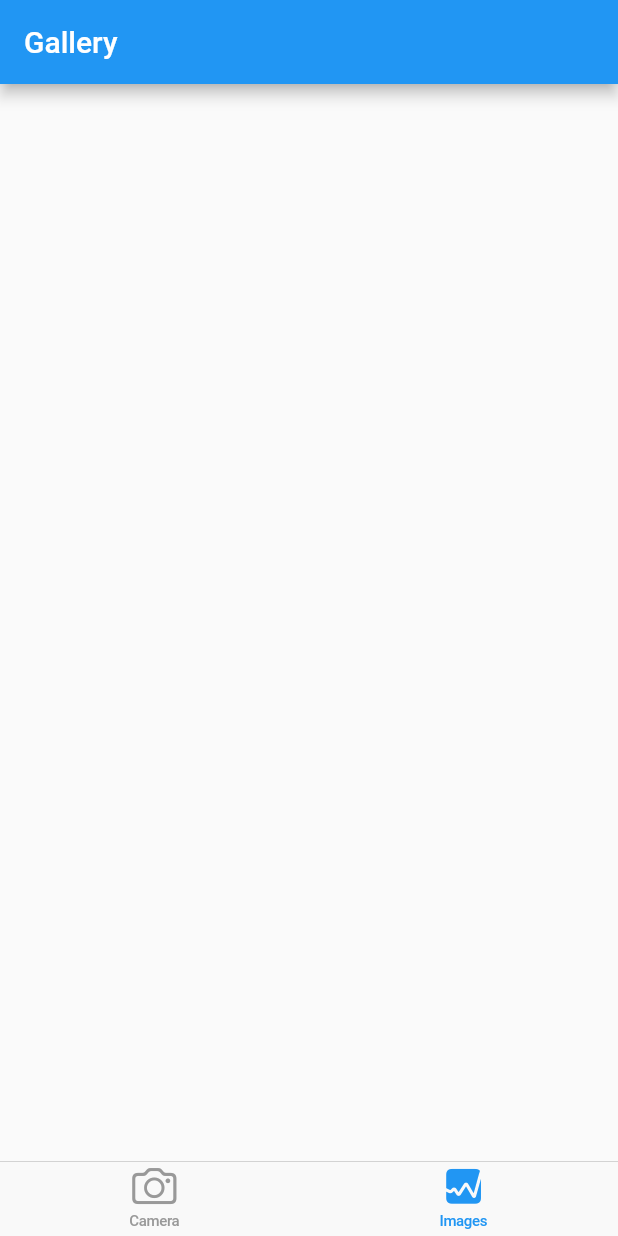
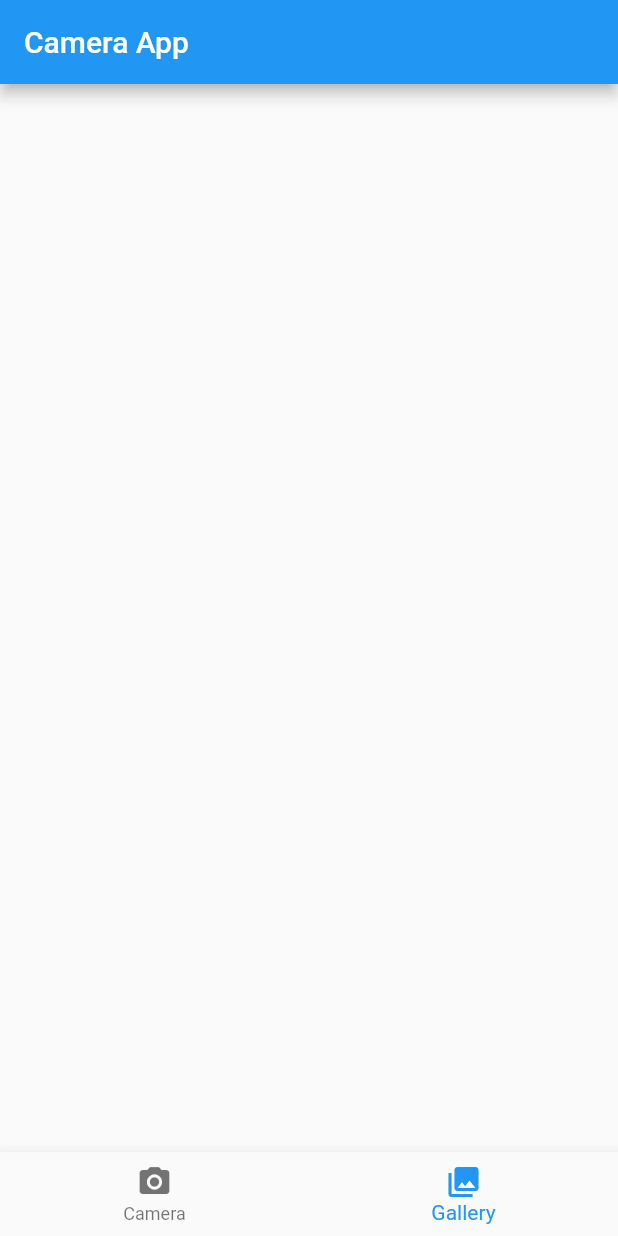
Before and after one commit to cripnail/camera-use, a Flutter app: the screen it shows after launch, item 2 of the bottom bar chosen, on a phone screen of 412 x 824 dp. Run offline on Flutter 3.47's test engine with Material 2 defaults, Android fonts, the phone set to English and light mode, and no system bars; our stand-ins replace camera.

Commit message:
Fix BottomNavigationBar navigation.

```diff
--- /dev/null
+++ b/lib/camera_app.dart
@@ -0,0 +1,18 @@
+
+import 'package:flutter/material.dart';
+import 'package:media/provider/camera_provider.dart';
+import 'package:provider/provider.dart';
+
+import 'camera_app_widget.dart';
+
+class CameraApp extends StatelessWidget {
+  const CameraApp({super.key});
+
+  @override
+  Widget build(BuildContext context) {
+    return ChangeNotifierProvider(
+      create: (context) => CameraProvider(),
+      child: CameraAppWidget(),
+    );
+  }
+}
--- /dev/null
+++ b/lib/camera_app_widget.dart
@@ -0,0 +1,69 @@
+import 'package:camera/camera.dart';
+import 'package:flutter/material.dart';
+import 'package:media/widgets/camera_preview_widget.dart';
+import 'package:provider/provider.dart';
+
+import 'provider/camera_provider.dart';
+
+class CameraAppWidget extends StatefulWidget {
+  const CameraAppWidget({super.key});
+
+  @override
+  _CameraAppWidgetState createState() => _CameraAppWidgetState();
+}
+
+class _CameraAppWidgetState extends State<CameraAppWidget> {
+  CameraController? controller;
+  late List<CameraDescription> cameras;
+
+  @override
+  void initState() {
+    super.initState();
+    availableCameras().then((value) {
+      cameras = value;
+      controller = CameraController(cameras[0], ResolutionPreset.medium);
+      controller!.initialize().then((_) {
+        if (!mounted) {
+          return;
+        }
+        setState(() {});
+      });
+    });
+  }
+
+  @override
+  void dispose() {
+    controller?.dispose();
+    super.dispose();
+  }
+
+  @override
+  Widget build(BuildContext context) {
+    final cameraProvider = Provider.of<CameraProvider>(context);
+    return Scaffold(
+      appBar: AppBar(
+        title: const Text('Camera App'),
+      ),
+      body: Center(
+        child: CameraPreviewWidget(
+            context: context, controller: controller, mounted: mounted),
+      ),
+      bottomNavigationBar: BottomNavigationBar(
+        currentIndex: cameraProvider.index,
+        onTap: (index) {
+          cameraProvider.index = index;
+        },
+        items: const [
+          BottomNavigationBarItem(
+            icon: Icon(Icons.camera_alt),
+            label: 'Camera',
+          ),
+          BottomNavigationBarItem(
+            icon: Icon(Icons.photo_library),
+            label: 'Gallery',
+          ),
+        ],
+      ),
+    );
+  }
+}
--- a/lib/main.dart
+++ b/lib/main.dart
@@ -1,7 +1,22 @@
 import 'package:flutter/material.dart';
+import 'package:camera/camera.dart';
 
-import 'my_app.dart';
+import 'camera_app.dart';
 
-void main() {
-  runApp(const MyApp());
+late List<CameraDescription> cameras;
+
+Future<void> main() async {
+  WidgetsFlutterBinding.ensureInitialized();
+  cameras = await availableCameras();
+  runApp(MyApp());
 }
+
+class MyApp extends StatelessWidget {
+  @override
+  Widget build(BuildContext context) {
+    return MaterialApp(
+      debugShowCheckedModeBanner: false,
+      home: CameraApp(),
+    );
+  }
+}
--- a/lib/my_app.dart
+++ /dev/null
@@ -1,17 +0,0 @@
-import 'package:flutter/material.dart';
-import 'package:media/screens/my_home_page.dart';
-
-class MyApp extends StatelessWidget {
-  const MyApp({Key? key}) : super(key: key);
-
-  @override
-  Widget build(BuildContext context) {
-    return MaterialApp(
-      title: 'Flutter Demo',
-      theme: ThemeData(
-        primarySwatch: Colors.blue,
-      ),
-      home: const MyHomePage(title: 'Flutter Demo Home Page'),
-    );
-  }
-}
--- a/lib/nav.dart
+++ /dev/null
@@ -1,14 +0,0 @@
-import 'package:flutter/cupertino.dart';
-
-class Nav {
-  final String title;
-  final IconData icon;
-
-  Nav({required this.title, required this.icon});
-
-  Nav.fromMap(Map<String, dynamic> json)
-      : this(
-    title: json['title'],
-    icon: json['icon'],
-  );
-}
--- /dev/null
+++ b/lib/provider/camera_provider.dart
@@ -0,0 +1,13 @@
+import 'package:flutter/material.dart';
+
+class CameraProvider with ChangeNotifier {
+  int _index = 0;
+  List<String> pictures = [];
+
+  int get index => _index;
+
+  set index(int value) {
+    _index = value;
+    notifyListeners();
+  }
+}
--- a/lib/screens/gallery_screen.dart
+++ /dev/null
@@ -1,25 +0,0 @@
-import 'dart:io';
-
-import 'package:flutter/material.dart';
-
-class GalleryScreen extends StatelessWidget {
-  final List<File> images;
-  const GalleryScreen({Key? key, required this.images}) : super(key: key);
-
-  @override
-  Widget build(BuildContext context) {
-    return Scaffold(
-      appBar: AppBar(
-        title: const Text('Gallery'),
-      ),
-      body: GridView.count(
-        crossAxisCount: 3,
-        mainAxisSpacing: 2,
-        crossAxisSpacing: 2,
-        children: images
-            .map((image) => Image.file(image, fit: BoxFit.cover))
-            .toList(),
-      ),
-    );
-  }
-}
--- a/lib/screens/my_home_page.dart
+++ /dev/null
@@ -1,55 +0,0 @@
-import 'package:camera/camera.dart';
-import 'package:flutter/cupertino.dart';
-import 'package:media/screens/take_picture_screen.dart';
-import 'dart:io';
-import '../nav.dart';
-import 'gallery_screen.dart';
-
-class MyHomePage extends StatefulWidget {
-  const MyHomePage({Key? key, required this.title}) : super(key: key);
-
-  final String title;
-
-  @override
-  State<MyHomePage> createState() => _MyHomePageState();
-}
-
-class _MyHomePageState extends State<MyHomePage> with WidgetsBindingObserver {
-  final List<Map<String, dynamic>> tabBar = [
-    {'title': 'Camera', 'icon': CupertinoIcons.camera},
-    {'title': 'Images', 'icon': CupertinoIcons.graph_square_fill},
-  ];
-  late CameraDescription camera;
-  late List<File> capturedImages = [];
-  late List<Nav> _nav;
-
-  @override
-  void initState() {
-    super.initState();
-    _nav = tabBar.map((item) => Nav.fromMap(item)).toList();
-  }
-
-  @override
-  Widget build(BuildContext context) {
-    return CupertinoTabScaffold(
-      tabBar: CupertinoTabBar(
-        items: _nav.map((item) {
-          return BottomNavigationBarItem(
-            label: item.title,
-            icon: Icon(item.icon),
-          );
-        }).toList(),
-      ),
-      tabBuilder: (BuildContext context, int index) {
-        switch (index) {
-          case 0:
-            return TakePictureScreen(title: widget.title);
-          case 1:
-            return GalleryScreen(images: capturedImages);
-          default:
-            return const Text('404 page not found');
-        }
-      },
-    );
-  }
-}
--- a/lib/screens/take_picture_screen.dart
+++ /dev/null
@@ -1,130 +0,0 @@
-import 'dart:async';
-import 'dart:io';
-
-import 'package:camera/camera.dart';
-import 'package:flutter/foundation.dart';
-import 'package:flutter/material.dart';
-
-import 'gallery_screen.dart';
-
-class TakePictureScreen extends StatefulWidget {
-  final String title;
-
-  const TakePictureScreen({Key? key, required this.title}) : super(key: key);
-
-  @override
-  State<TakePictureScreen> createState() => _TakePictureScreenState();
-}
-
-class _TakePictureScreenState extends State<TakePictureScreen>
-    with WidgetsBindingObserver {
-  late final List<CameraDescription> cameras;
-  CameraController? controller;
-  XFile? lastImage;
-  List<File> capturedImages = [];
-
-  @override
-  void initState() {
-    super.initState();
-    unawaited(initCamera());
-  }
-
-  @override
-  void didChangeAppLifecycleState(AppLifecycleState state) {
-    final CameraController? cameraController = controller;
-    if (cameraController != null || !cameraController!.value.isInitialized) {
-      return;
-    }
-    if (state == AppLifecycleState.inactive) {
-      cameraController.dispose();
-    } else if (state == AppLifecycleState.resumed) {
-      _onNewCameraSelected(cameraController.description);
-    }
-  }
-
-  Future<void> initCamera() async {
-    cameras = await availableCameras();
-    controller = CameraController(cameras[0], ResolutionPreset.max);
-    await controller!.initialize();
-    setState(() {});
-  }
-
-  @override
-  Widget build(BuildContext context) {
-    return Scaffold(
-        appBar: AppBar(
-          title: Text(widget.title),
-        ),
-        body: MaterialApp(
-          home: Stack(
-            children: [
-              controller?.value.isInitialized == true
-                  ? Center(child: CameraPreview(controller!))
-                  : const SizedBox(),
-              if (lastImage != null)
-                Align(
-                  alignment: Alignment.topRight,
-                  child: Padding(
-                      padding: const EdgeInsets.all(8.0),
-                      child: GestureDetector(
-                        onTap: () {
-                          if (capturedImages.isEmpty) return;
-                          Navigator.push(
-                              context,
-                              MaterialPageRoute(
-                                  builder: (context) => GalleryScreen(
-                                      images:
-                                      capturedImages.reversed.toList())));
-                        },
-                        child: Container(
-                            decoration: BoxDecoration(
-                                border: Border.all(
-                                    color: Colors.black, width: 2.0)),
-                            width: 120.0,
-                            height: 240.0,
-                            child: Image.file(File(lastImage!.path),
-                                fit: BoxFit.cover)),
-                      )),
-                ),
-              Align(
-                  alignment: Alignment.bottomCenter,
-                  child: Padding(
-                    padding: const EdgeInsets.only(bottom: 98.0),
-                    child: IconButton(
-                      iconSize: 48.0,
-                      onPressed: () async {
-                        lastImage = await controller?.takePicture();
-                        setState(() {
-                          capturedImages.add(File(lastImage!.path));
-                        });
-                      },
-                      icon: const Icon(Icons.camera),
-                    ),
-                  ))
-            ],
-          ),
-        ));
-  }
-
-  @override
-  void dispose() {
-    super.dispose();
-    controller?.dispose();
-  }
-
-  void _onNewCameraSelected(CameraDescription cameraDescription) async {
-    await controller?.dispose();
-    final CameraController cameraController = CameraController(
-      cameraDescription,
-      kIsWeb ? ResolutionPreset.max : ResolutionPreset.medium,
-      enableAudio: true,
-      imageFormatGroup: ImageFormatGroup.jpeg,
-    );
-    controller = cameraController;
-    cameraController.addListener(() {
-      if (mounted) {
-        setState(() {});
-      }
-    });
-  }
-}
--- /dev/null
+++ b/lib/widgets/camera_or_wait_widget.dart
@@ -0,0 +1,30 @@
+import 'package:camera/camera.dart';
+import 'package:flutter/material.dart';
+
+class CameraOrWaitWidget extends StatelessWidget {
+  const CameraOrWaitWidget({
+    super.key,
+    required this.controller,
+  });
+
+  final CameraController? controller;
+
+  @override
+  Widget build(BuildContext context) {
+    if (controller == null || !controller!.value.isInitialized) {
+      return const Text(
+        'Loading...',
+        style: TextStyle(
+          color: Colors.white,
+          fontSize: 20.0,
+          fontWeight: FontWeight.w900,
+        ),
+      );
+    } else {
+      return AspectRatio(
+        aspectRatio: controller!.value.aspectRatio,
+        child: CameraPreview(controller!),
+      );
+    }
+  }
+}
--- /dev/null
+++ b/lib/widgets/camera_preview_widget.dart
@@ -0,0 +1,63 @@
+import 'dart:io';
+
+import 'package:camera/camera.dart';
+import 'package:flutter/material.dart';
+import 'package:provider/provider.dart';
+
+import '../provider/camera_provider.dart';
+import 'camera_or_wait_widget.dart';
+
+class CameraPreviewWidget extends StatelessWidget {
+  const CameraPreviewWidget({
+    super.key,
+    required this.context,
+    required this.controller,
+    required this.mounted,
+  });
+
+  final BuildContext context;
+  final CameraController? controller;
+  final bool mounted;
+
+  @override
+  Widget build(BuildContext context) {
+    final cameraProvider = Provider.of<CameraProvider>(context);
+    if (cameraProvider.index == 0) {
+      return Column(
+        mainAxisAlignment: MainAxisAlignment.center,
+        children: <Widget>[
+          CameraOrWaitWidget(controller: controller),
+          const SizedBox(height: 10.0),
+          Row(
+            mainAxisAlignment: MainAxisAlignment.center,
+            children: <Widget>[
+              ElevatedButton(
+                child: const Text(
+                  'Take Picture',
+                  style: TextStyle(color: Colors.white, fontSize: 16.0),
+                ),
+                onPressed: () {
+                  controller!.takePicture().then((XFile filePath) {
+                    if (mounted) {
+                      cameraProvider.pictures.add(filePath.path);
+                    }
+                  });
+                },
+              )
+            ],
+          )
+        ],
+      );
+    } else {
+      return GridView.count(
+        crossAxisCount: 2,
+        children: List.generate(cameraProvider.pictures.length, (index) {
+          return Image.file(
+            File(cameraProvider.pictures[index]),
+            fit: BoxFit.cover,
+          );
+        }),
+      );
+    }
+  }
+}
```
